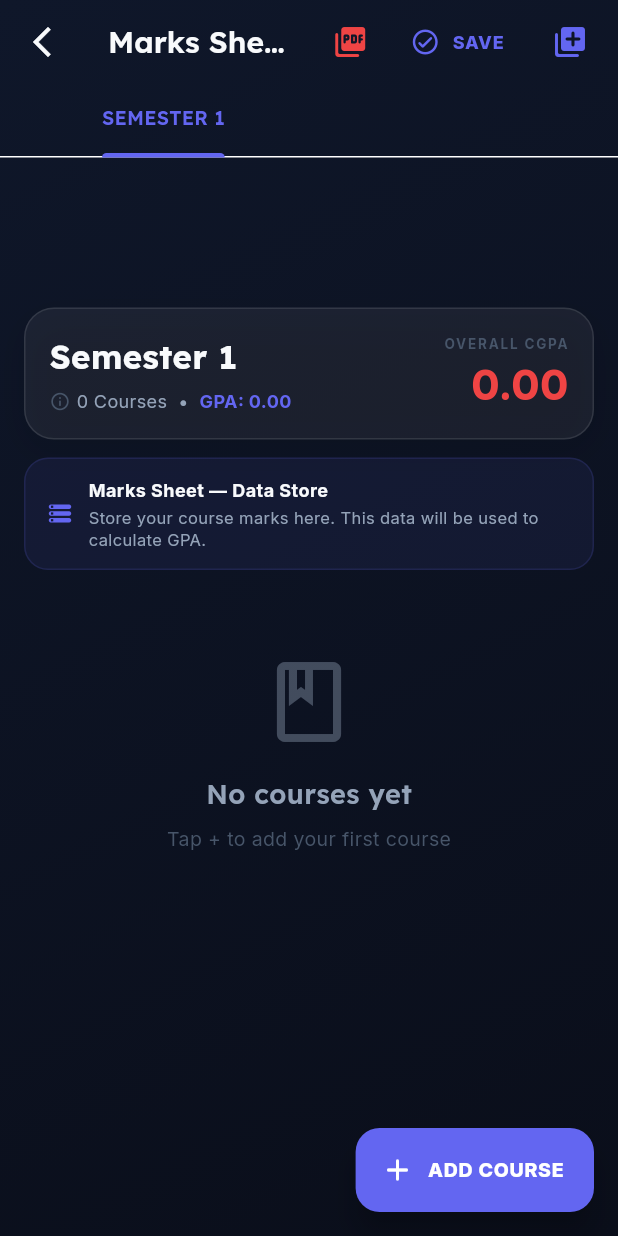
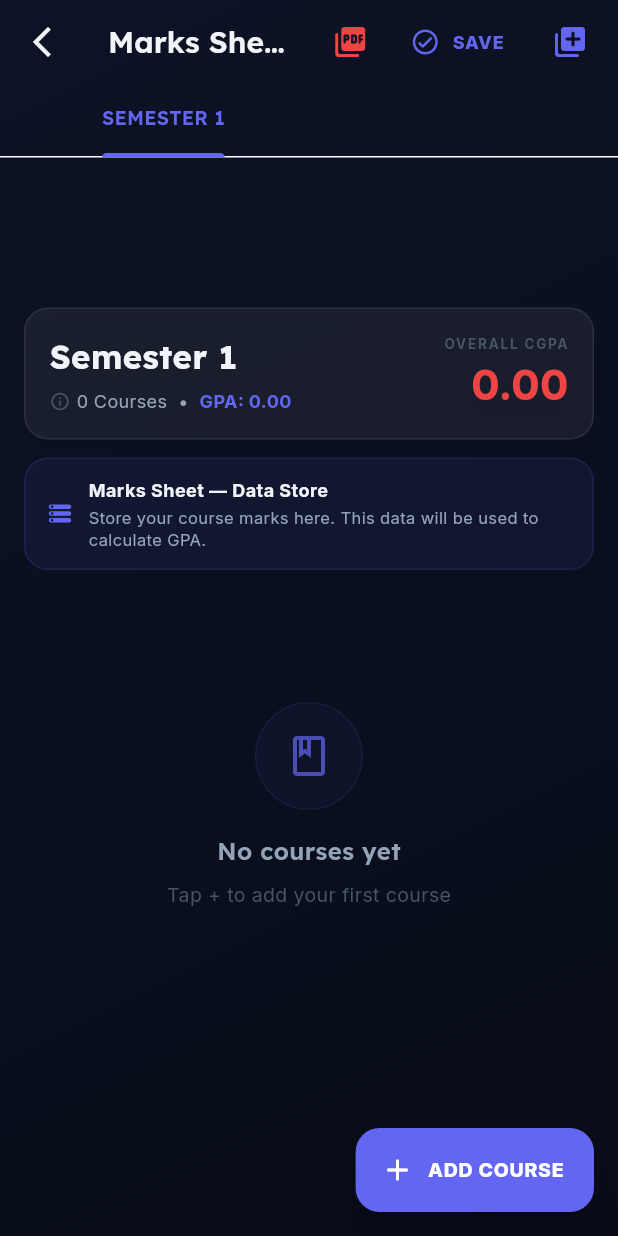
Before and after one commit to Jibrankhan0/cgpa_calculator, a Flutter app: the MarksSheetScreen screen opened directly, after a tap on the "science" icon, after a tap on the "delete outline" icon, on a phone screen of 412 x 824 dp. Run offline on Flutter 3.47's test engine with Material 3 defaults, Android fonts, the phone set to English and light mode, and no system bars; our stand-ins replace flutter_riverpod, google_fonts, pdf, printing, shared_preferences; accounts and stored records are empty.

Commit message:
ui: premium redesign - better colors, focus states, spacing

```diff
--- a/lib/theme/app_theme.dart
+++ b/lib/theme/app_theme.dart
@@ -3,16 +3,18 @@ import 'package:google_fonts/google_fonts.dart';
 
 class AppTheme {
   // Background
-  static const Color bgPrimary = Color(0xFF0A0E1A);
-  static const Color bgGradientStart = Color(0xFF0F172A);
+  static const Color bgPrimary = Color(0xFF080C18);
+  static const Color bgGradientStart = Color(0xFF0D1326);
+  static const Color bgGradientEnd = Color(0xFF111833);
 
   // Surface
-  static const Color surfaceGlass = Color(0x0FFFFFFF); // white 6%
-  static const Color borderGlass = Color(0x1AFFFFFF); // white 10%
+  static const Color surfaceGlass = Color(0x0FFFFFFF);
+  static const Color borderGlass = Color(0x1AFFFFFF);
 
   // Accents
   static const Color accentPrimary = Color(0xFF6366F1);
   static const Color accentSecondary = Color(0xFFA855F7);
+  static const Color accentTertiary = Color(0xFF3B82F6);
 
   // Semantic
   static const Color success = Color(0xFF10B981);
@@ -20,9 +22,22 @@ class AppTheme {
   static const Color danger = Color(0xFFEF4444);
 
   // Text
-  static const Color textPrimary = Color(0xFFF8FAFC);
+  static const Color textPrimary = Color(0xFFF1F5F9);
   static const Color textSecondary = Color(0xFF94A3B8);
   static const Color textMuted = Color(0xFF475569);
+
+  // Shadows
+  static const BoxShadow cardShadow = BoxShadow(
+    color: Color(0x1A000000),
+    blurRadius: 20,
+    offset: Offset(0, 8),
+  );
+
+  static const BoxShadow glowShadow = BoxShadow(
+    color: Color(0x336366F1),
+    blurRadius: 24,
+    offset: Offset(0, 8),
+  );
 
   static ThemeData darkTheme = ThemeData(
     useMaterial3: true,
--- a/lib/widgets/course_input_card.dart
+++ b/lib/widgets/course_input_card.dart
@@ -29,6 +29,11 @@ class _CourseInputCardState extends ConsumerState<CourseInputCard> {
   late FocusNode _finalFocus;
   late FocusNode _sessionalFocus;
   late FocusNode _totalFocus;
+
+  bool _isMidFocused = false;
+  bool _isFinalFocused = false;
+  bool _isSessionalFocused = false;
+  bool _isTotalFocused = false;
 
   SemesterNotifier get _notifier =>
       widget.notifierOverride ?? ref.read(semesterProvider.notifier);
@@ -65,10 +70,20 @@ class _CourseInputCardState extends ConsumerState<CourseInputCard> {
         _notifier.updateCourse(widget.course.id, name: _nameController.text);
       }
     });
-    _midFocus.addListener(() => _onMarksFocusLost('mid'));
-    _finalFocus.addListener(() => _onMarksFocusLost('final'));
-    _sessionalFocus.addListener(() => _onMarksFocusLost('sessional'));
+    _midFocus.addListener(() {
+      setState(() => _isMidFocused = _midFocus.hasFocus);
+      _onMarksFocusLost('mid');
+    });
+    _finalFocus.addListener(() {
+      setState(() => _isFinalFocused = _finalFocus.hasFocus);
+      _onMarksFocusLost('final');
+    });
+    _sessionalFocus.addListener(() {
+      setState(() => _isSessionalFocused = _sessionalFocus.hasFocus);
+      _onMarksFocusLost('sessional');
+    });
     _totalFocus.addListener(() {
+      setState(() => _isTotalFocused = _totalFocus.hasFocus);
       if (!_totalFocus.hasFocus) {
         double val = double.tryParse(_totalController.text) ?? 0;
         if (val > 100) val = 100;
@@ -167,7 +182,8 @@ class _CourseInputCardState extends ConsumerState<CourseInputCard> {
                           creditHours: !isLab ? 1.0 : widget.course.creditHours);
                       HapticFeedback.lightImpact();
                     },
-                    child: Container(
+                    child: AnimatedContainer(
+                      duration: const Duration(milliseconds: 200),
                       width: 40,
                       height: 40,
                       decoration: BoxDecoration(
@@ -212,11 +228,26 @@ class _CourseInputCardState extends ConsumerState<CourseInputCard> {
               // Middle Row: Marks fields
               Row(
                 children: [
-                  _buildMarkField(label: 'MID', controller: _midController, focusNode: _midFocus),
+                  _buildMarkField(
+                    label: 'MID',
+                    controller: _midController,
+                    focusNode: _midFocus,
+                    isFocused: _isMidFocused,
+                  ),
                   const SizedBox(width: 10),
-                  _buildMarkField(label: 'FINAL', controller: _finalController, focusNode: _finalFocus),
+                  _buildMarkField(
+                    label: 'FINAL',
+                    controller: _finalController,
+                    focusNode: _finalFocus,
+                    isFocused: _isFinalFocused,
+                  ),
                   const SizedBox(width: 10),
-                  _buildMarkField(label: 'SES.', controller: _sessionalController, focusNode: _sessionalFocus),
+                  _buildMarkField(
+                    label: 'SES.',
+                    controller: _sessionalController,
+                    focusNode: _sessionalFocus,
+                    isFocused: _isSessionalFocused,
+                  ),
                 ],
               ),
               const SizedBox(height: 16),
@@ -281,12 +312,15 @@ class _CourseInputCardState extends ConsumerState<CourseInputCard> {
                         color: AppTheme.textMuted, letterSpacing: 0.5,
                       )),
                       const SizedBox(height: 4),
-                      Container(
+                      AnimatedContainer(
+                        duration: const Duration(milliseconds: 200),
                         padding: const EdgeInsets.symmetric(horizontal: 8, vertical: 4),
                         decoration: BoxDecoration(
-                          color: const Color(0x196366F1),
+                          color: _isTotalFocused ? const Color(0x266366F1) : const Color(0x196366F1),
                           borderRadius: BorderRadius.circular(10),
-                          border: Border.all(color: const Color(0x336366F1)),
+                          border: Border.all(
+                            color: _isTotalFocused ? const Color(0x4D6366F1) : const Color(0x336366F1),
+                          ),
                         ),
                         child: SizedBox(
                           width: 42,
@@ -346,21 +380,26 @@ class _CourseInputCardState extends ConsumerState<CourseInputCard> {
     required String label,
     required TextEditingController controller,
     required FocusNode focusNode,
+    required bool isFocused,
   }) {
     return Expanded(
       child: Column(
         children: [
           Text(label, style: GoogleFonts.inter(
             fontSize: 10, fontWeight: FontWeight.w700,
-            color: AppTheme.textMuted, letterSpacing: 0.5,
+            color: isFocused ? AppTheme.accentPrimary : AppTheme.textMuted,
+            letterSpacing: 0.5,
           )),
           const SizedBox(height: 6),
-          Container(
+          AnimatedContainer(
+            duration: const Duration(milliseconds: 200),
             padding: const EdgeInsets.symmetric(horizontal: 8, vertical: 8),
             decoration: BoxDecoration(
-              color: const Color(0x0DFFFFFF),
+              color: isFocused ? const Color(0x1A6366F1) : const Color(0x0DFFFFFF),
               borderRadius: BorderRadius.circular(10),
-              border: Border.all(color: const Color(0x14FFFFFF)),
+              border: Border.all(
+                color: isFocused ? const Color(0x4D6366F1) : const Color(0x14FFFFFF),
+              ),
             ),
             child: TextField(
               controller: controller,
--- a/lib/widgets/empty_state.dart
+++ b/lib/widgets/empty_state.dart
@@ -17,19 +17,30 @@ class EmptyState extends StatelessWidget {
   @override
   Widget build(BuildContext context) {
     return Center(
+      child: Padding(
+        padding: const EdgeInsets.symmetric(vertical: 32),
         child: Column(
           mainAxisAlignment: MainAxisAlignment.center,
           children: [
-          Icon(
+            Container(
+              width: 72,
+              height: 72,
+              decoration: BoxDecoration(
+                shape: BoxShape.circle,
+                color: const Color(0x0D6366F1),
+                border: Border.all(color: const Color(0x1A6366F1)),
+              ),
+              child: Icon(
                 icon,
-            size: 64,
-            color: const Color(0x6694A3B8),
+                size: 32,
+                color: AppTheme.accentPrimary.withAlpha(180),
+              ),
             ),
             const SizedBox(height: 16),
             Text(
               title,
               style: GoogleFonts.lexend(
-              fontSize: 18,
+                fontSize: 16,
                 fontWeight: FontWeight.w600,
                 color: AppTheme.textSecondary,
               ),
@@ -44,6 +55,7 @@ class EmptyState extends StatelessWidget {
             ),
           ],
         ),
+      ),
     );
   }
 }
--- a/lib/widgets/glass_card.dart
+++ b/lib/widgets/glass_card.dart
@@ -27,7 +27,7 @@ class GlassCard extends StatelessWidget {
 
   @override
   Widget build(BuildContext context) {
-    final radius = borderRadius ?? BorderRadius.circular(20);
+    final radius = borderRadius ?? BorderRadius.circular(16);
 
     Widget content = Container(
       padding: padding ?? const EdgeInsets.all(20),
@@ -35,20 +35,20 @@ class GlassCard extends StatelessWidget {
         color: (color ?? Colors.white).withValues(alpha: opacity),
         borderRadius: radius,
         border: Border.all(
-          color: borderColor ?? const Color(0x1AFFFFFF),
+          color: borderColor ?? const Color(0x14FFFFFF),
           width: 1,
         ),
         boxShadow: [
           if (glowColor != null)
             BoxShadow(
-              color: glowColor!.withValues(alpha: 0.1),
-              blurRadius: 24,
-              offset: const Offset(0, 8),
+              color: glowColor!.withValues(alpha: 0.08),
+              blurRadius: 20,
+              offset: const Offset(0, 6),
             ),
           const BoxShadow(
-            color: Color(0x1A000000),
-            blurRadius: 20,
-            offset: Offset(0, 8),
+            color: Color(0x14000000),
+            blurRadius: 16,
+            offset: Offset(0, 6),
           ),
         ],
       ),
--- a/lib/widgets/grade_badge.dart
+++ b/lib/widgets/grade_badge.dart
@@ -14,13 +14,13 @@ class GradeBadge extends StatelessWidget {
       case 'B+':
       case 'B':
       case 'B-':
-        return const Color(0xFF3B82F6); // Blue
+        return const Color(0xFF3B82F6);
       case 'C+':
       case 'C':
         return AppTheme.warning;
       case 'C-':
       case 'D':
-        return const Color(0xFFF97316); // Orange
+        return const Color(0xFFF97316);
       case 'F':
         return AppTheme.danger;
       default:
@@ -32,7 +32,7 @@ class GradeBadge extends StatelessWidget {
   Widget build(BuildContext context) {
     final color = _getGradeColor();
     return Container(
-      padding: const EdgeInsets.symmetric(horizontal: 10, vertical: 4),
+      padding: const EdgeInsets.symmetric(horizontal: 10, vertical: 5),
       decoration: BoxDecoration(
         color: color.withValues(alpha: 0.15),
         borderRadius: BorderRadius.circular(8),
@@ -41,7 +41,7 @@ class GradeBadge extends StatelessWidget {
       child: Text(
         grade,
         style: TextStyle(
-          fontSize: 13,
+          fontSize: 12,
           fontWeight: FontWeight.w800,
           color: color,
         ),
--- a/lib/widgets/mini_stat_card.dart
+++ b/lib/widgets/mini_stat_card.dart
@@ -17,10 +17,10 @@ class MiniStatCard extends StatelessWidget {
   @override
   Widget build(BuildContext context) {
     return Container(
-      padding: const EdgeInsets.symmetric(horizontal: 14, vertical: 10),
+      padding: const EdgeInsets.symmetric(horizontal: 12, vertical: 8),
       decoration: BoxDecoration(
         color: const Color(0x0AFFFFFF),
-        borderRadius: BorderRadius.circular(14),
+        borderRadius: BorderRadius.circular(12),
         border: Border.all(color: const Color(0x14FFFFFF)),
       ),
       child: Column(
@@ -39,7 +39,7 @@ class MiniStatCard extends StatelessWidget {
           Text(
             value,
             style: GoogleFonts.lexend(
-              fontSize: 20,
+              fontSize: 18,
               fontWeight: FontWeight.w700,
               color: valueColor ?? AppTheme.textPrimary,
             ),
```
Also changed, not shown: lib/main.dart (+7 -0 lines), lib/screens/home_screen.dart (+13 -12 lines), lib/widgets/gradient_button.dart (+6 -6 lines), lib/widgets/hero_gpa_card.dart (+5 -5 lines), lib/widgets/mode_selector.dart (+7 -7 lines), lib/widgets/semester_card.dart (+8 -3 lines). Lines whose indentation alone changed are shown as unchanged.
